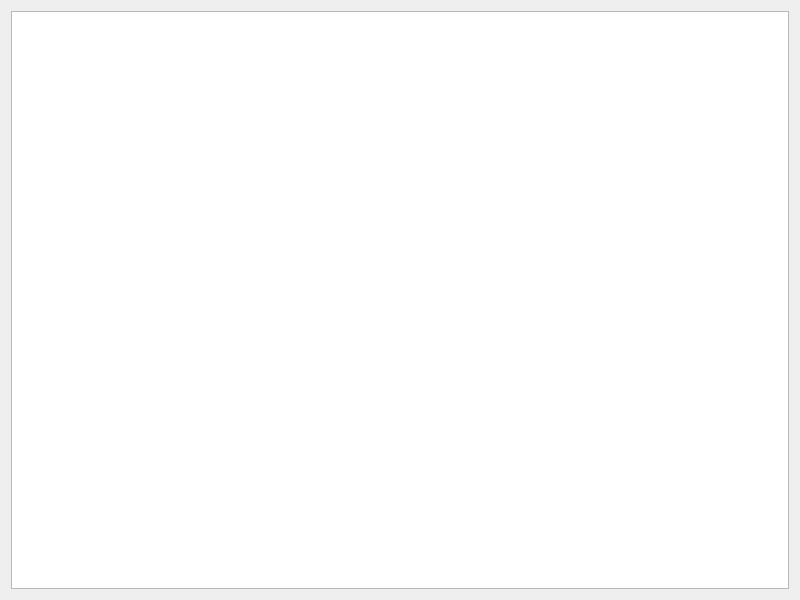
jeremyncapps1821/SystemsChangeLog, file browselogsdialog.ui: the form before one commit.
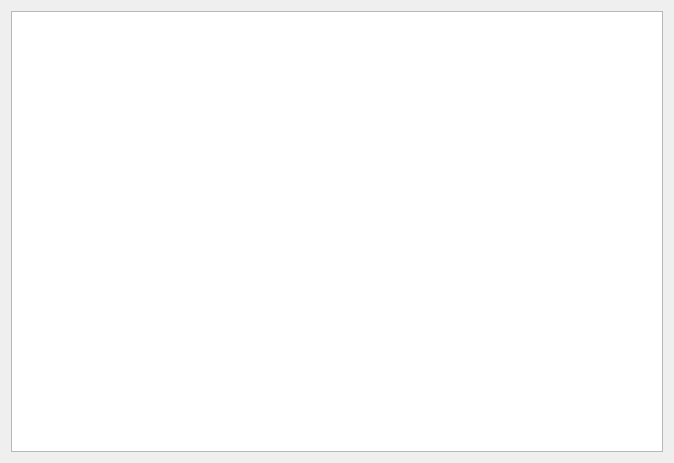
The form after the commit.

```diff
--- a/browselogsdialog.ui
+++ b/browselogsdialog.ui
@@ -6,8 +6,8 @@
    <rect>
     <x>0</x>
     <y>0</y>
-    <width>800</width>
-    <height>600</height>
+    <width>674</width>
+    <height>463</height>
    </rect>
   </property>
   <property name="windowTitle">
@@ -15,7 +15,14 @@
   </property>
   <layout class="QVBoxLayout" name="verticalLayout" stretch="0">
    <item>
-    <widget class="QTableView" name="browseLogsTableView"/>
+    <widget class="QTableView" name="browseLogsTableView">
+     <property name="sizePolicy">
+      <sizepolicy hsizetype="Expanding" vsizetype="Expanding">
+       <horstretch>0</horstretch>
+       <verstretch>0</verstretch>
+      </sizepolicy>
+     </property>
+    </widget>
    </item>
   </layout>
  </widget>
```
